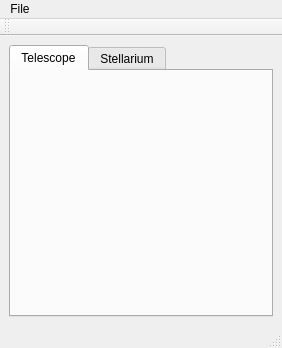
Qt form GUI_Windows/TCPSettings.ui (AmateurRadioTelescopeSystem/RadioTelescope_Controller) before a commit.
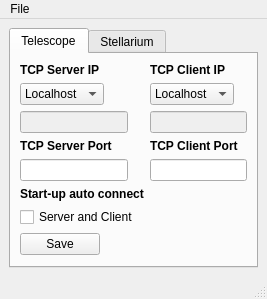
The same form after that commit. The open tabs and pages were chosen to show the change.

Commit message: Developed and improved the TCP settings window

Patch:
```diff
--- a/GUI_Windows/TCPSettings.ui
+++ b/GUI_Windows/TCPSettings.ui
@@ -9,8 +9,8 @@
    <rect>
     <x>0</x>
     <y>0</y>
-    <width>282</width>
-    <height>348</height>
+    <width>267</width>
+    <height>291</height>
    </rect>
   </property>
   <property name="font">
@@ -23,7 +23,7 @@
   </property>
   <widget class="QWidget" name="centralwidget">
    <layout class="QGridLayout" name="gridLayout">
-    <item row="0" column="0">
+    <item row="0" column="1">
      <widget class="QTabWidget" name="tabWidget">
       <property name="currentIndex">
        <number>1</number>
@@ -32,6 +32,173 @@
        <attribute name="title">
         <string>Telescope</string>
        </attribute>
+       <layout class="QFormLayout" name="formLayout">
+        <item row="0" column="0">
+         <layout class="QVBoxLayout" name="verticalLayout">
+          <item>
+           <widget class="QLabel" name="label">
+            <property name="text">
+             <string>&lt;html&gt;&lt;head/&gt;&lt;body&gt;&lt;p&gt;&lt;span style=&quot; font-weight:600;&quot;&gt;TCP Server IP&lt;/span&gt;&lt;/p&gt;&lt;/body&gt;&lt;/html&gt;</string>
+            </property>
+           </widget>
+          </item>
+          <item>
+           <widget class="QComboBox" name="telServBox">
+            <property name="sizePolicy">
+             <sizepolicy hsizetype="Maximum" vsizetype="Fixed">
+              <horstretch>0</horstretch>
+              <verstretch>0</verstretch>
+             </sizepolicy>
+            </property>
+            <property name="cursor">
+             <cursorShape>PointingHandCursor</cursorShape>
+            </property>
+            <item>
+             <property name="text">
+              <string>Localhost</string>
+             </property>
+            </item>
+            <item>
+             <property name="text">
+              <string>Remote</string>
+             </property>
+            </item>
+            <item>
+             <property name="text">
+              <string>Custom</string>
+             </property>
+            </item>
+           </widget>
+          </item>
+          <item>
+           <widget class="QLineEdit" name="telescopeIPAddrServ">
+            <property name="enabled">
+             <bool>false</bool>
+            </property>
+           </widget>
+          </item>
+         </layout>
+        </item>
+        <item row="0" column="1">
+         <layout class="QVBoxLayout" name="verticalLayout_2">
+          <item>
+           <widget class="QLabel" name="label_3">
+            <property name="text">
+             <string>&lt;html&gt;&lt;head/&gt;&lt;body&gt;&lt;p&gt;&lt;span style=&quot; font-weight:600;&quot;&gt;TCP Client IP&lt;/span&gt;&lt;/p&gt;&lt;/body&gt;&lt;/html&gt;</string>
+            </property>
+           </widget>
+          </item>
+          <item>
+           <widget class="QComboBox" name="telClientBox">
+            <property name="sizePolicy">
+             <sizepolicy hsizetype="Maximum" vsizetype="Fixed">
+              <horstretch>0</horstretch>
+              <verstretch>0</verstretch>
+             </sizepolicy>
+            </property>
+            <property name="cursor">
+             <cursorShape>PointingHandCursor</cursorShape>
+            </property>
+            <item>
+             <property name="text">
+              <string>Localhost</string>
+             </property>
+            </item>
+            <item>
+             <property name="text">
+              <string>Remote</string>
+             </property>
+            </item>
+           </widget>
+          </item>
+          <item>
+           <widget class="QLineEdit" name="telescopeIPAddrClient">
+            <property name="enabled">
+             <bool>false</bool>
+            </property>
+           </widget>
+          </item>
+         </layout>
+        </item>
+        <item row="1" column="0">
+         <layout class="QVBoxLayout" name="verticalLayout_3">
+          <item>
+           <widget class="QLabel" name="label_2">
+            <property name="sizePolicy">
+             <sizepolicy hsizetype="Maximum" vsizetype="Fixed">
+              <horstretch>0</horstretch>
+              <verstretch>0</verstretch>
+             </sizepolicy>
+            </property>
+            <property name="text">
+             <string>&lt;html&gt;&lt;head/&gt;&lt;body&gt;&lt;p&gt;&lt;span style=&quot; font-weight:600;&quot;&gt;TCP Server Port&lt;/span&gt;&lt;/p&gt;&lt;/body&gt;&lt;/html&gt;</string>
+            </property>
+           </widget>
+          </item>
+          <item>
+           <widget class="QLineEdit" name="telescopeIPPortServ"/>
+          </item>
+         </layout>
+        </item>
+        <item row="1" column="1">
+         <layout class="QVBoxLayout" name="verticalLayout_4">
+          <item>
+           <widget class="QLabel" name="label_4">
+            <property name="sizePolicy">
+             <sizepolicy hsizetype="Maximum" vsizetype="Preferred">
+              <horstretch>0</horstretch>
+              <verstretch>0</verstretch>
+             </sizepolicy>
+            </property>
+            <property name="text">
+             <string>&lt;html&gt;&lt;head/&gt;&lt;body&gt;&lt;p&gt;&lt;span style=&quot; font-weight:600;&quot;&gt;TCP Client Port&lt;/span&gt;&lt;/p&gt;&lt;/body&gt;&lt;/html&gt;</string>
+            </property>
+           </widget>
+          </item>
+          <item>
+           <widget class="QLineEdit" name="telescopeIPPortClient">
+            <property name="sizePolicy">
+             <sizepolicy hsizetype="Expanding" vsizetype="Fixed">
+              <horstretch>0</horstretch>
+              <verstretch>0</verstretch>
+             </sizepolicy>
+            </property>
+           </widget>
+          </item>
+         </layout>
+        </item>
+        <item row="2" column="0">
+         <layout class="QVBoxLayout" name="verticalLayout_5">
+          <item>
+           <widget class="QLabel" name="label_7">
+            <property name="text">
+             <string>&lt;html&gt;&lt;head/&gt;&lt;body&gt;&lt;p&gt;&lt;span style=&quot; font-weight:600;&quot;&gt;Start-up auto connect&lt;/span&gt;&lt;/p&gt;&lt;/body&gt;&lt;/html&gt;</string>
+            </property>
+           </widget>
+          </item>
+          <item>
+           <widget class="QCheckBox" name="teleAutoConChoice">
+            <property name="cursor">
+             <cursorShape>PointingHandCursor</cursorShape>
+            </property>
+            <property name="text">
+             <string>Server and Client</string>
+            </property>
+           </widget>
+          </item>
+         </layout>
+        </item>
+        <item row="3" column="0">
+         <widget class="QPushButton" name="telescopeSaveBtn">
+          <property name="cursor">
+           <cursorShape>PointingHandCursor</cursorShape>
+          </property>
+          <property name="text">
+           <string>Save</string>
+          </property>
+         </widget>
+        </item>
+       </layout>
       </widget>
       <widget class="QWidget" name="tab_2">
        <attribute name="title">
@@ -47,7 +214,7 @@
     <rect>
      <x>0</x>
      <y>0</y>
-     <width>282</width>
+     <width>267</width>
      <height>21</height>
     </rect>
    </property>
@@ -60,29 +227,6 @@
    <addaction name="menuFile"/>
   </widget>
   <widget class="QStatusBar" name="statusbar"/>
-  <widget class="QToolBar" name="toolBar">
-   <property name="enabled">
-    <bool>true</bool>
-   </property>
-   <property name="sizePolicy">
-    <sizepolicy hsizetype="Preferred" vsizetype="Expanding">
-     <horstretch>0</horstretch>
-     <verstretch>0</verstretch>
-    </sizepolicy>
-   </property>
-   <property name="windowTitle">
-    <string>toolBar</string>
-   </property>
-   <property name="toolButtonStyle">
-    <enum>Qt::ToolButtonIconOnly</enum>
-   </property>
-   <attribute name="toolBarArea">
-    <enum>TopToolBarArea</enum>
-   </attribute>
-   <attribute name="toolBarBreak">
-    <bool>false</bool>
-   </attribute>
-  </widget>
   <action name="actionSave">
    <property name="text">
     <string>Save</string>
```
Left out of the diff: 103 changed lines with no effect on the pictures. The commit also changes 2 other files.
